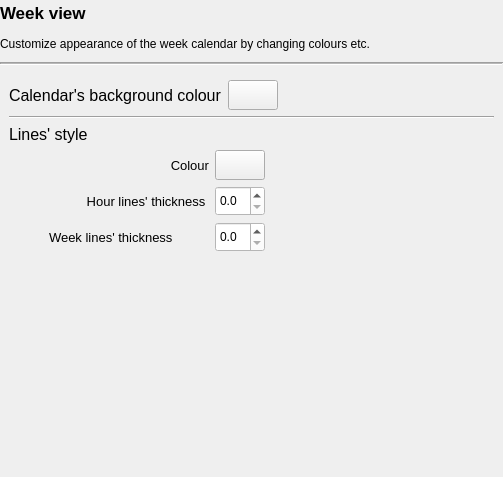
Klaudia-24/Harmonogram, file GUI/Autogenerated/SettingsWindow/AGWeekCalendarSet.ui: the form before one commit.
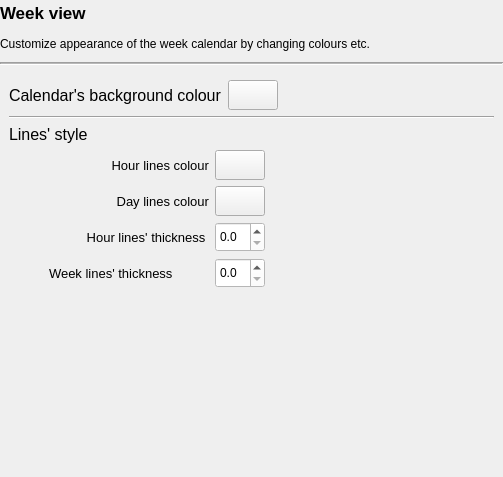
The form after the commit.

Commit message: Display settings for general, day, week and month calendar.

```diff
--- a/GUI/Autogenerated/SettingsWindow/AGWeekCalendarSet.ui
+++ b/GUI/Autogenerated/SettingsWindow/AGWeekCalendarSet.ui
@@ -133,7 +133,80 @@
          </item>
          <item row="1" column="0">
           <layout class="QGridLayout" name="gridLayout_2">
-           <item row="1" column="3">
+           <item row="2" column="2">
+            <widget class="QDoubleSpinBox" name="hourLinesRatioSpinBox">
+             <property name="minimumSize">
+              <size>
+               <width>50</width>
+               <height>30</height>
+              </size>
+             </property>
+             <property name="maximumSize">
+              <size>
+               <width>50</width>
+               <height>30</height>
+              </size>
+             </property>
+             <property name="font">
+              <font>
+               <pointsize>9</pointsize>
+              </font>
+             </property>
+             <property name="styleSheet">
+              <string notr="true">background-color: rgb(255,255,255);</string>
+             </property>
+             <property name="decimals">
+              <number>1</number>
+             </property>
+             <property name="stepType">
+              <enum>QAbstractSpinBox::AdaptiveDecimalStepType</enum>
+             </property>
+            </widget>
+           </item>
+           <item row="2" column="0">
+            <spacer name="horizontalSpacer_3">
+             <property name="orientation">
+              <enum>Qt::Horizontal</enum>
+             </property>
+             <property name="sizeType">
+              <enum>QSizePolicy::Fixed</enum>
+             </property>
+             <property name="sizeHint" stdset="0">
+              <size>
+               <width>40</width>
+               <height>20</height>
+              </size>
+             </property>
+            </spacer>
+           </item>
+           <item row="3" column="2">
+            <widget class="QDoubleSpinBox" name="weekLinesRatioSpinBox">
+             <property name="minimumSize">
+              <size>
+               <width>50</width>
+               <height>30</height>
+              </size>
+             </property>
+             <property name="maximumSize">
+              <size>
+               <width>50</width>
+               <height>30</height>
+              </size>
+             </property>
+             <property name="font">
+              <font>
+               <pointsize>9</pointsize>
+              </font>
+             </property>
+             <property name="styleSheet">
+              <string notr="true">background-color: rgb(255,255,255);</string>
+             </property>
+             <property name="decimals">
+              <number>1</number>
+             </property>
+            </widget>
+           </item>
+           <item row="2" column="3">
             <spacer name="horizontalSpacer_5">
              <property name="orientation">
               <enum>Qt::Horizontal</enum>
@@ -166,58 +239,25 @@
               </font>
              </property>
              <property name="text">
-              <string>Colour</string>
+              <string>Hour lines colour</string>
              </property>
              <property name="alignment">
               <set>Qt::AlignRight|Qt::AlignTrailing|Qt::AlignVCenter</set>
              </property>
             </widget>
            </item>
-           <item row="1" column="1">
-            <widget class="QLabel" name="hourLinesThicknessLabel">
-             <property name="minimumSize">
-              <size>
-               <width>160</width>
-               <height>0</height>
-              </size>
+           <item row="3" column="3">
+            <spacer name="horizontalSpacer_7">
+             <property name="orientation">
+              <enum>Qt::Horizontal</enum>
              </property>
-             <property name="maximumSize">
+             <property name="sizeHint" stdset="0">
               <size>
-               <width>160</width>
-               <height>16777215</height>
+               <width>40</width>
+               <height>20</height>
               </size>
              </property>
-             <property name="font">
-              <font>
-               <pointsize>10</pointsize>
-              </font>
-             </property>
-             <property name="text">
-              <string>Hour lines' thickness </string>
-             </property>
-             <property name="alignment">
-              <set>Qt::AlignRight|Qt::AlignTrailing|Qt::AlignVCenter</set>
-             </property>
-            </widget>
-           </item>
-           <item row="0" column="2">
-            <widget class="QPushButton" name="linesColourBtn">
-             <property name="minimumSize">
-              <size>
-               <width>50</width>
-               <height>30</height>
-              </size>
-             </property>
-             <property name="maximumSize">
-              <size>
-               <width>50</width>
-               <height>30</height>
-              </size>
-             </property>
-             <property name="text">
-              <string/>
-             </property>
-            </widget>
+            </spacer>
            </item>
            <item row="0" column="3">
             <spacer name="horizontalSpacer_4">
@@ -248,38 +288,8 @@
              </property>
             </spacer>
            </item>
-           <item row="1" column="2">
-            <widget class="QDoubleSpinBox" name="hourLinesRatioSpinBox">
-             <property name="minimumSize">
-              <size>
-               <width>50</width>
-               <height>30</height>
-              </size>
-             </property>
-             <property name="maximumSize">
-              <size>
-               <width>50</width>
-               <height>30</height>
-              </size>
-             </property>
-             <property name="font">
-              <font>
-               <pointsize>9</pointsize>
-              </font>
-             </property>
-             <property name="styleSheet">
-              <string notr="true">background-color: rgb(255,255,255);</string>
-             </property>
-             <property name="decimals">
-              <number>1</number>
-             </property>
-             <property name="stepType">
-              <enum>QAbstractSpinBox::AdaptiveDecimalStepType</enum>
-             </property>
-            </widget>
-           </item>
-           <item row="1" column="0">
-            <spacer name="horizontalSpacer_3">
+           <item row="3" column="0">
+            <spacer name="horizontalSpacer_6">
              <property name="orientation">
               <enum>Qt::Horizontal</enum>
              </property>
@@ -294,7 +304,7 @@
              </property>
             </spacer>
            </item>
-           <item row="2" column="1">
+           <item row="3" column="1">
             <widget class="QLabel" name="weekLinesThicknessLabel">
              <property name="minimumSize">
               <size>
@@ -318,35 +328,73 @@
              </property>
             </widget>
            </item>
-           <item row="2" column="2">
-            <widget class="QDoubleSpinBox" name="weekLinesRatioSpinBox">
+           <item row="2" column="1">
+            <widget class="QLabel" name="hourLinesThicknessLabel">
              <property name="minimumSize">
               <size>
-               <width>50</width>
-               <height>30</height>
+               <width>160</width>
+               <height>0</height>
               </size>
              </property>
              <property name="maximumSize">
               <size>
-               <width>50</width>
-               <height>30</height>
+               <width>160</width>
+               <height>16777215</height>
               </size>
              </property>
              <property name="font">
               <font>
-               <pointsize>9</pointsize>
+               <pointsize>10</pointsize>
               </font>
              </property>
-             <property name="styleSheet">
-              <string notr="true">background-color: rgb(255,255,255);</string>
+             <property name="text">
+              <string>Hour lines' thickness </string>
              </property>
-             <property name="decimals">
-              <number>1</number>
+             <property name="alignment">
+              <set>Qt::AlignRight|Qt::AlignTrailing|Qt::AlignVCenter</set>
              </property>
             </widget>
            </item>
-           <item row="2" column="0">
-            <spacer name="horizontalSpacer_6">
+           <item row="0" column="2">
+            <widget class="QPushButton" name="hourLinesColourBtn">
+             <property name="minimumSize">
+              <size>
+               <width>50</width>
+               <height>30</height>
+              </size>
+             </property>
+             <property name="maximumSize">
+              <size>
+               <width>50</width>
+               <height>30</height>
+              </size>
+             </property>
+             <property name="text">
+              <string/>
+             </property>
+            </widget>
+           </item>
+           <item row="1" column="2">
+            <widget class="QPushButton" name="dayLinesColourBtn">
+             <property name="minimumSize">
+              <size>
+               <width>50</width>
+               <height>30</height>
+              </size>
+             </property>
+             <property name="maximumSize">
+              <size>
+               <width>50</width>
+               <height>30</height>
+              </size>
+             </property>
+             <property name="text">
+              <string/>
+             </property>
+            </widget>
+           </item>
+           <item row="1" column="0">
+            <spacer name="horizontalSpacer_8">
              <property name="orientation">
               <enum>Qt::Horizontal</enum>
              </property>
@@ -361,8 +409,8 @@
              </property>
             </spacer>
            </item>
-           <item row="2" column="3">
-            <spacer name="horizontalSpacer_7">
+           <item row="1" column="3">
+            <spacer name="horizontalSpacer_9">
              <property name="orientation">
               <enum>Qt::Horizontal</enum>
              </property>
@@ -374,6 +422,33 @@
              </property>
             </spacer>
            </item>
+           <item row="1" column="1">
+            <widget class="QLabel" name="dayLnesColourLabel">
+             <property name="minimumSize">
+              <size>
+               <width>160</width>
+               <height>0</height>
+              </size>
+             </property>
+             <property name="maximumSize">
+              <size>
+               <width>160</width>
+               <height>16777215</height>
+              </size>
+             </property>
+             <property name="font">
+              <font>
+               <pointsize>10</pointsize>
+              </font>
+             </property>
+             <property name="text">
+              <string>Day lines colour</string>
+             </property>
+             <property name="alignment">
+              <set>Qt::AlignRight|Qt::AlignTrailing|Qt::AlignVCenter</set>
+             </property>
+            </widget>
+           </item>
           </layout>
          </item>
         </layout>
```
Left out of the diff: 2 changed lines with no effect on the pictures. The commit also changes 8 other files.
